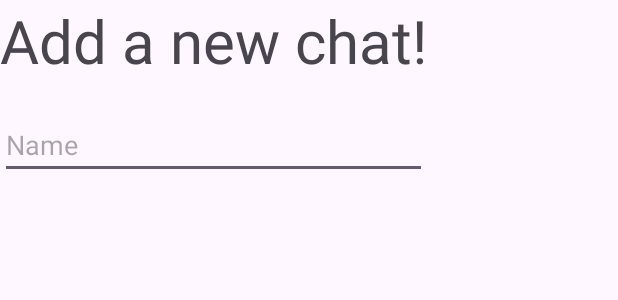
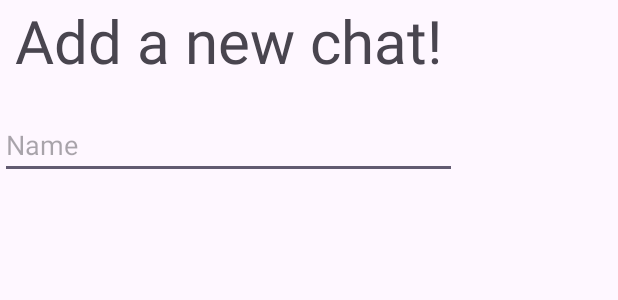
Before and after one commit to doximanman/Chatapp-Android-3, an Android app: the layout add_chat_layout.xml on its own in the app's theme, with its tools: preview values and no code run, on a phone screen of 412 x 824 dp. Shown: the top 300 px of the screen. Run offline under Robolectric (Android 15) with nearby library versions, the phone set to English and light mode, and no system bars.

Commit message:
add new chats

```diff
--- a/app/src/main/java/com/example/chatapp/Chat/Chat.java
+++ b/app/src/main/java/com/example/chatapp/Chat/Chat.java
@@ -127,6 +127,8 @@ public class Chat extends AppCompatActivity implements AddChat.AddChatListener {
 
     @Override
     public void onAddClick(DialogFragment dialog, String name) {
+        if(name==null || name.equals(""))
+            return;
         Thread tr=new Thread(){
             @Override
             public void run() {
--- a/app/src/main/res/layout/add_chat_layout.xml
+++ b/app/src/main/res/layout/add_chat_layout.xml
@@ -5,15 +5,14 @@
     xmlns:tools="http://schemas.android.com/tools"
     android:layout_width="wrap_content"
     android:layout_height="wrap_content"
-    android:orientation="vertical"
-    app:layout_constraintEnd_toEndOf="parent"
-    app:layout_constraintStart_toStartOf="parent"
-    app:layout_constraintTop_toTopOf="parent">
+    android:orientation="vertical">
 
     <TextView
         android:id="@+id/textView"
         android:layout_width="wrap_content"
         android:layout_height="wrap_content"
+        android:layout_marginLeft="10dp"
+        android:layout_marginRight="10dp"
         android:text="@string/newChatTitle"
         android:textSize="40sp"
         app:layout_constraintEnd_toEndOf="parent"
```
